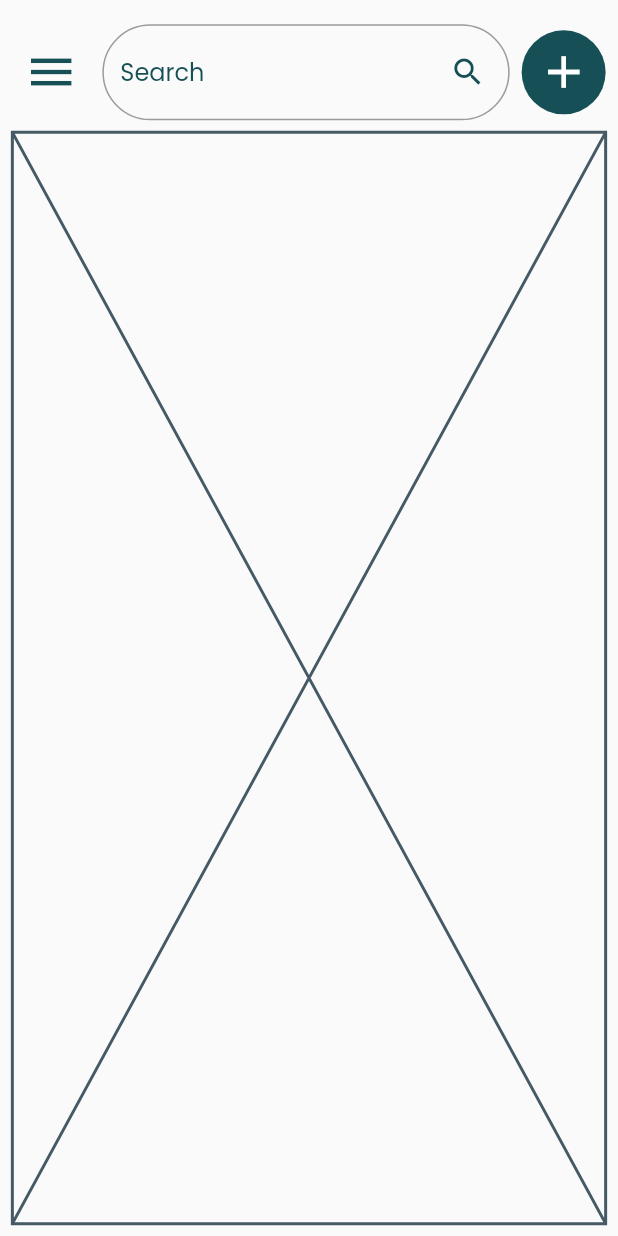
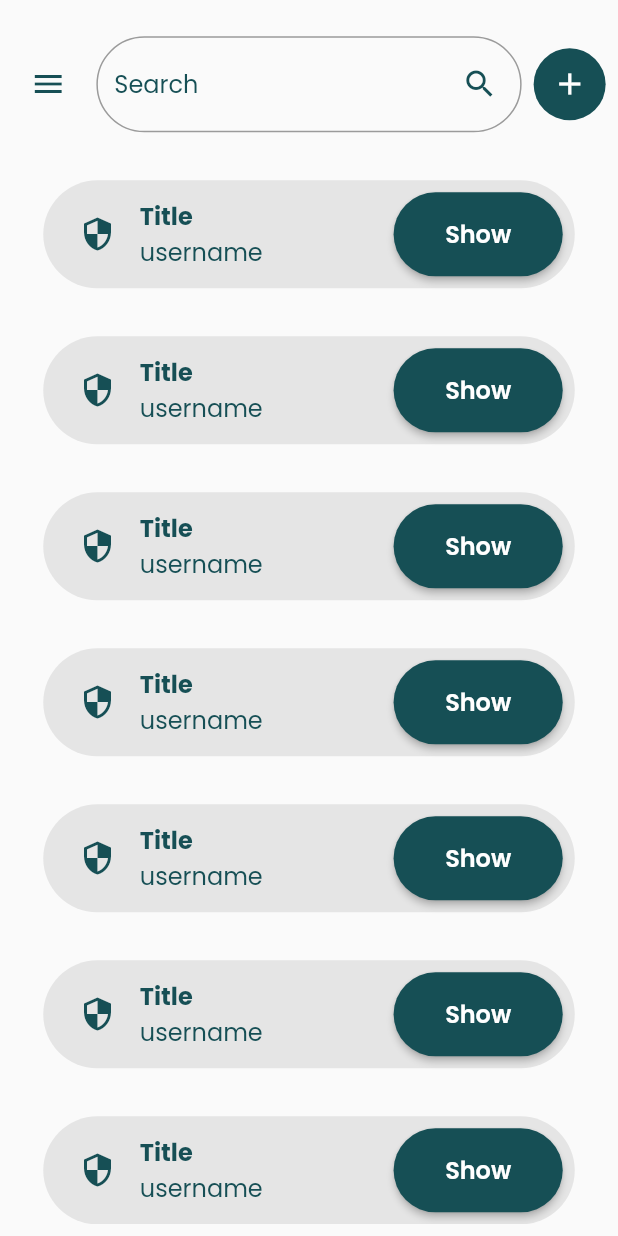
Before and after one commit to jatinkarthik-tripathy/SecretKeeper, a Flutter app: the Home screen opened by its route, on a phone screen of 412 x 824 dp. Run offline on Flutter 3.47's test engine with Material 2 defaults, Android fonts, the light colour scheme and no system bars.

Commit message:
added listview to home page

```diff
--- a/secretkeeper/lib/screens/home.dart
+++ b/secretkeeper/lib/screens/home.dart
@@ -96,21 +96,27 @@ class _HomeState extends State<Home> with SingleTickerProviderStateMixin {
     return Column(
       children: [
         Row(
+          mainAxisSize: MainAxisSize.min,
           mainAxisAlignment: MainAxisAlignment.spaceEvenly,
           crossAxisAlignment: CrossAxisAlignment.center,
           children: [
-            IconButton(
-              iconSize: 36,
-              icon: Icon(Icons.menu, color: Theme.of(context).primaryColor),
-              onPressed: () {
-                controller.forward();
-              },
-            ),
+            Breakpoints().isMobile(constraints)
+                ? IconButton(
+                    iconSize: 24,
+                    icon:
+                        Icon(Icons.menu, color: Theme.of(context).primaryColor),
+                    onPressed: () {
+                      controller.forward();
+                    },
+                  )
+                : SizedBox(
+                    width: 0,
+                  ),
             Expanded(
               child: Padding(
                 padding: EdgeInsets.symmetric(
                     horizontal: Breakpoints().isMobile(constraints) ? 8 : 32,
-                    vertical: 8),
+                    vertical: 16),
                 child: TextField(
                   decoration: InputDecoration(
                     border: OutlineInputBorder(
@@ -151,9 +157,9 @@ class _HomeState extends State<Home> with SingleTickerProviderStateMixin {
             Breakpoints().isMobile(constraints)
                 ? CircleAvatar(
                     backgroundColor: Theme.of(context).primaryColor,
-                    radius: 28,
+                    radius: 24,
                     child: IconButton(
-                      iconSize: 36,
+                      iconSize: 24,
                       icon: Icon(Icons.add,
                           color: Theme.of(context).backgroundColor),
                       onPressed: () {},
@@ -183,7 +189,105 @@ class _HomeState extends State<Home> with SingleTickerProviderStateMixin {
                   ),
           ],
         ),
-        Expanded(child: Placeholder()),
+        Expanded(
+          child: ListView.builder(
+            physics: BouncingScrollPhysics(),
+            itemBuilder: (context, index) {
+              return Container(
+                width: constraints.maxHeight * 0.05,
+                decoration: BoxDecoration(
+                  color: Color(0xFFE5E5E5),
+                  borderRadius: BorderRadius.circular(36.0),
+                ),
+                margin: EdgeInsets.symmetric(
+                    horizontal: constraints.maxWidth * 0.05, vertical: 16),
+                padding: EdgeInsets.symmetric(horizontal: 8, vertical: 8),
+                child: Row(
+                  mainAxisAlignment: MainAxisAlignment.spaceEvenly,
+                  children: [
+                    Expanded(
+                      flex: 1,
+                      child: Icon(
+                        Icons.security_outlined,
+                        color: Theme.of(context).primaryColor,
+                      ),
+                    ),
+                    Expanded(
+                      flex: Breakpoints().isMobile(constraints) ? 3 : 5,
+                      child: Breakpoints().isMobile(constraints)
+                          ? Column(
+                              mainAxisSize: MainAxisSize.min,
+                              crossAxisAlignment: CrossAxisAlignment.start,
+                              children: [
+                                Text(
+                                  "Title",
+                                  style: TextStyle(
+                                    color: Theme.of(context).primaryColor,
+                                    fontSize: plainTextSize,
+                                    fontWeight: FontWeight.w700,
+                                  ),
+                                ),
+                                Text(
+                                  "username",
+                                  style: TextStyle(
+                                    color: Theme.of(context).primaryColor,
+                                    fontSize: plainTextSize,
+                                  ),
+                                ),
+                              ],
+                            )
+                          : Row(
+                              children: [
+                                Expanded(
+                                  flex: 2,
+                                  child: Text(
+                                    "Title",
+                                    style: TextStyle(
+                                      color: Theme.of(context).primaryColor,
+                                      fontSize: plainTextSize,
+                                      fontWeight: FontWeight.w700,
+                                    ),
+                                  ),
+                                ),
+                                Expanded(
+                                  flex: 3,
+                                  child: Text(
+                                    "username",
+                                    style: TextStyle(
+                                      color: Theme.of(context).primaryColor,
+                                      fontSize: plainTextSize,
+                                    ),
+                                  ),
+                                ),
+                              ],
+                            ),
+                    ),
+                    Expanded(
+                      flex: 2,
+                      child: ElevatedButton(
+                        style: ButtonStyle(
+                          backgroundColor: MaterialStateProperty.all<Color>(
+                            Theme.of(context).primaryColor,
+                          ),
+                        ),
+                        onPressed: () {},
+                        child: Text(
+                          "Show",
+                          style: TextStyle(
+                            color: Theme.of(context).backgroundColor,
+                            fontSize: plainTextSize,
+                            fontWeight: FontWeight.w600,
+                          ),
+                        ),
+                      ),
+                    ),
+                  ],
+                ),
+              );
+            },
+            itemCount: 25,
+          ),
+        )
       ],
     );
   }
```
Also changed, not shown: secretkeeper/lib/models/data.dart (added, +59 -0 lines).
